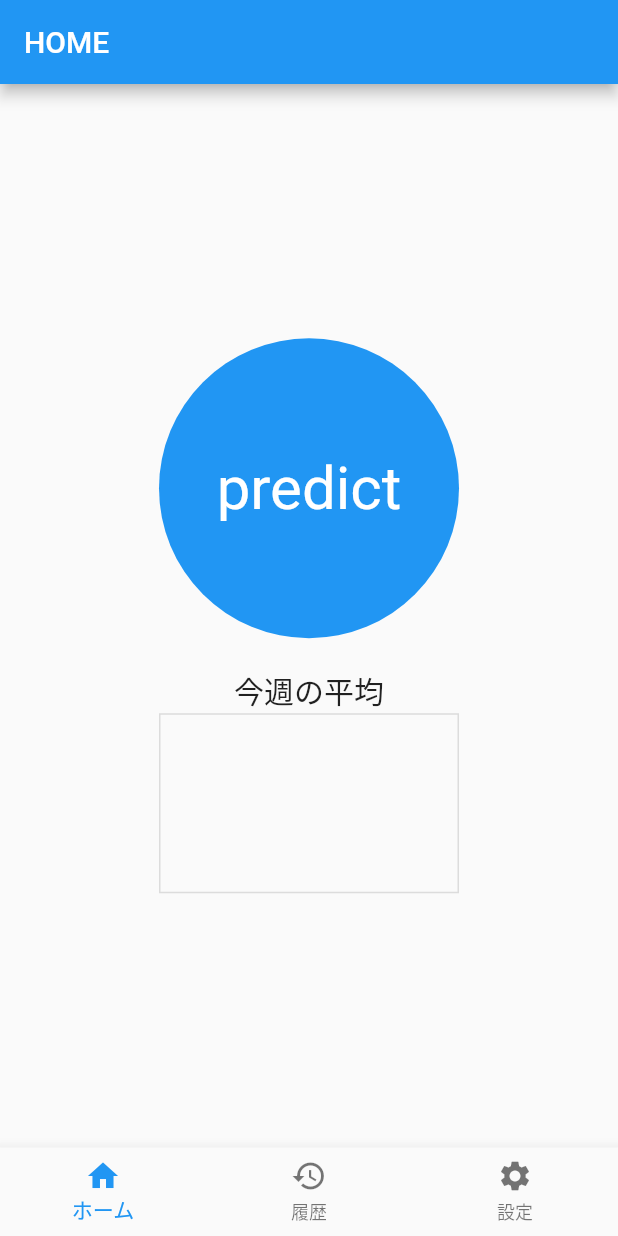
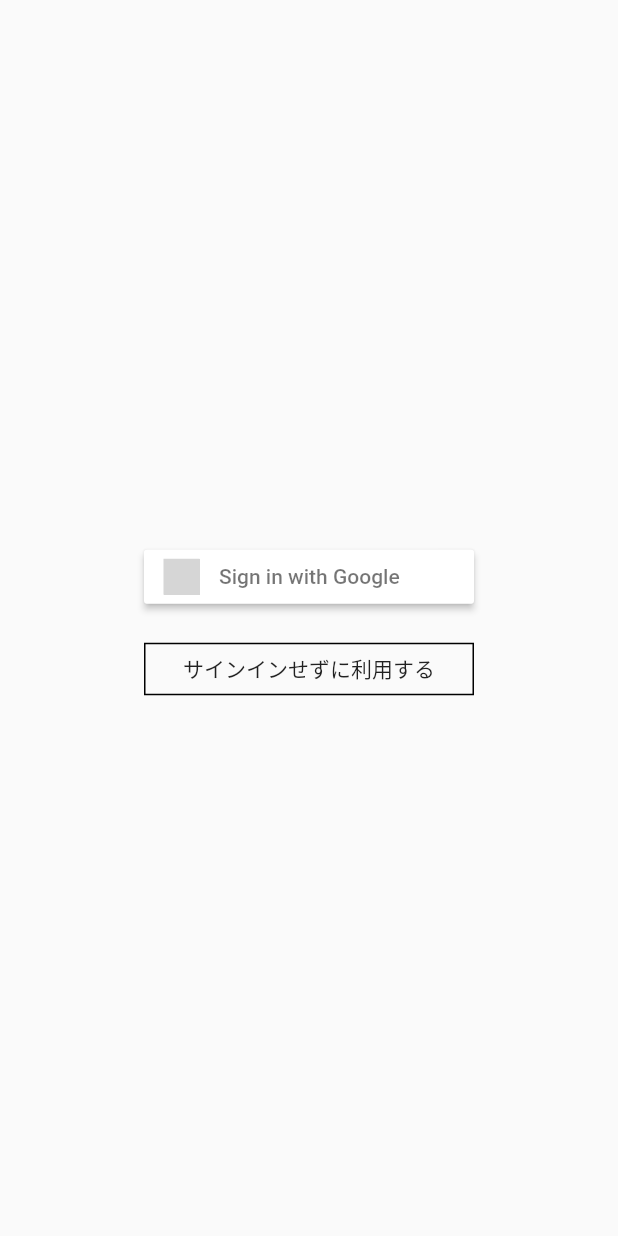
Before and after one commit to is4041/NekozeChecker, a Flutter app: the screen it shows after launch, on a phone screen of 412 x 824 dp. Run offline on Flutter 3.47's test engine with Material 2 defaults, Android fonts, the phone set to English and light mode, and no system bars; our stand-ins replace audioplayers, camera, cloud_firestore, firebase_auth, firebase_core, flutter_signin_button and 1 more; missing offline and left inert: tflite; accounts and stored records are empty; grey boxes are pictures that could not be loaded.

Commit message:
#35　サインインページを作成しstreambuilderを使いログイン状態に応じたページを表示するようにした

```diff
--- a/lib/camera/camera_page.dart
+++ b/lib/camera/camera_page.dart
@@ -91,11 +91,13 @@ class Painter extends CustomPainter {
     final paint = Paint();
     if (params!.isNotEmpty) {
       if (detection == false) {
-        model.startTimer();
+        // model.startTimer();
       }
       detection = true;
       for (var re in params!) {
-        var result = re["keypoints"].values.map((k) {
+        final result = re["keypoints"].values.map((k)
+            // re["keypoints"].value.forEach((k)
+            {
           if (k["part"] == "nose" ||
               k["part"] == "leftEye" ||
               k["part"] == "rightEye" ||
--- a/lib/home/home_page.dart
+++ b/lib/home/home_page.dart
@@ -1,3 +1,4 @@
+import 'package:firebase_auth/firebase_auth.dart';
 import 'package:flutter/cupertino.dart';
 import 'package:flutter/material.dart';
 import 'package:posture_correction/camera/camera_page.dart';
@@ -83,7 +84,7 @@ class HomePage extends StatelessWidget {
                       child: ListView(
                         children: widgets,
                       ),
-                    )
+                    ),
                   ],
                 ),
               );
--- a/lib/main.dart
+++ b/lib/main.dart
@@ -1,5 +1,6 @@
 import 'package:firebase_core/firebase_core.dart';
 import 'package:flutter/material.dart';
+import 'package:posture_correction/signin/signin_page.dart';
 
 import 'bottomnavigation.dart';
 
@@ -16,7 +17,7 @@ class MyApp extends StatelessWidget {
   @override
   Widget build(BuildContext context) {
     return MaterialApp(
-      home: BottomNavigation(),
+      home: SignInPage(),
     );
   }
 }
--- /dev/null
+++ b/lib/signin/signin_page.dart
@@ -0,0 +1,95 @@
+import 'package:firebase_auth/firebase_auth.dart';
+import 'package:flutter/cupertino.dart';
+import 'package:flutter/material.dart';
+import 'package:flutter_signin_button/button_list.dart';
+import 'package:flutter_signin_button/button_view.dart';
+import 'package:google_sign_in/google_sign_in.dart';
+import 'package:posture_correction/home/home_page.dart';
+import 'package:posture_correction/signin/signin_model.dart';
+import 'package:provider/provider.dart';
+
+import '../bottomnavigation.dart';
+
+final GoogleSignIn googleSignIn = GoogleSignIn();
+
+class SignInPage extends StatelessWidget {
+  @override
+  Widget build(BuildContext context) {
+    return ChangeNotifierProvider<SignInModel>(
+        create: (_) => SignInModel(),
+        builder: (context, snapshot) {
+          return Scaffold(
+              body: Consumer<SignInModel>(builder: (context, model, child) {
+            return Stack(children: [
+              StreamBuilder<User?>(
+                  stream: FirebaseAuth.instance.authStateChanges(),
+                  builder: (context, snapshot) {
+                    // if (snapshot.connectionState == ConnectionState.waiting) {
+                    //   return const Center(
+                    //     child: CircularProgressIndicator(),
+                    //   );
+                    // }
+                    if (snapshot.hasData) {
+                      return BottomNavigation();
+                    }
+                    return Center(
+                      child: Column(
+                        mainAxisAlignment: MainAxisAlignment.center,
+                        children: [
+                          //Googleでサインイン
+                          SignInButton(Buttons.Google,
+                              text: "Sign in with Google", onPressed: () async {
+                            model.startLoading();
+                            await model.signInWithGoogle();
+                            model.endLoading();
+                          }),
+                          const SizedBox(height: 20),
+                          //サインインしない
+                          InkWell(
+                            onTap: () async {
+                              model.startLoading();
+                              try {
+                                await model.onSignInWithAnonymousUser();
+                              } catch (e) {
+                                await showDialog(
+                                    context: context,
+                                    builder: (BuildContext context) {
+                                      return AlertDialog(
+                                        title: Text(e.toString()),
+                                        actions: [
+                                          TextButton(
+                                            child: const Text("ok"),
+                                            onPressed: () {
+                                              Navigator.of(context).pop();
+                                            },
+                                          )
+                                        ],
+                                      );
+                                    });
+                              }
+                              model.endLoading();
+                            },
+                            child: Container(
+                              height: 35,
+                              width: 220,
+                              decoration: BoxDecoration(
+                                  border: Border.all(color: Colors.black)),
+                              child: const Center(child: Text("サインインせずに利用する")),
+                            ),
+                          ),
+                        ],
+                      ),
+                    );
+                  }),
+              if (model.isLoading)
+                Container(
+                  color: Colors.grey.withOpacity(0.7),
+                  child: const Center(
+                    child: CircularProgressIndicator(),
+                  ),
+                )
+            ]);
+          }));
+        });
+  }
+}
--- a/pubspec.yaml
+++ b/pubspec.yaml
@@ -40,6 +40,9 @@ dependencies:
   audioplayers: ^0.20.1
   firebase_core: ^1.13.1
   cloud_firestore: ^3.1.10
+  firebase_auth: ^3.3.12
+  google_sign_in: ^5.2.4
+  flutter_signin_button: ^2.0.0
 
 dev_dependencies:
   flutter_test:
```
Also changed, not shown: lib/setting/setting_page.dart (+47 -5 lines), lib/signin/signin_model.dart (added, +43 -0 lines), pubspec.lock, 3 other files.
